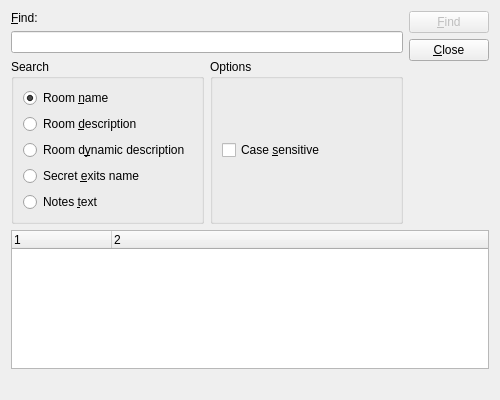
Before: the Qt Designer form src/mainwindow/findroomsdlg.ui in MUME/MMapper, drawn with Qt 5.
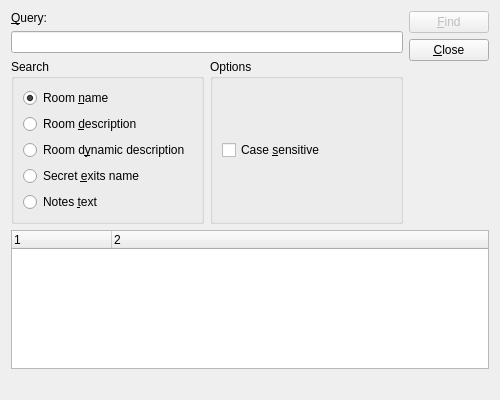
After: the same form once the commit is applied.

Commit message:
Fix focus and shortcuts for the FindRooms dialog
Fixes issue #132

Diff of the .ui file:
```diff
--- a/src/mainwindow/findroomsdlg.ui
+++ b/src/mainwindow/findroomsdlg.ui
@@ -21,7 +21,7 @@
        <item>
         <widget class="QLabel" name="label">
          <property name="text">
-          <string>&amp;Find:</string>
+          <string>&amp;Query:</string>
          </property>
          <property name="buddy">
           <cstring>lineEdit</cstring>
```
The commit also changes 1 other file.
